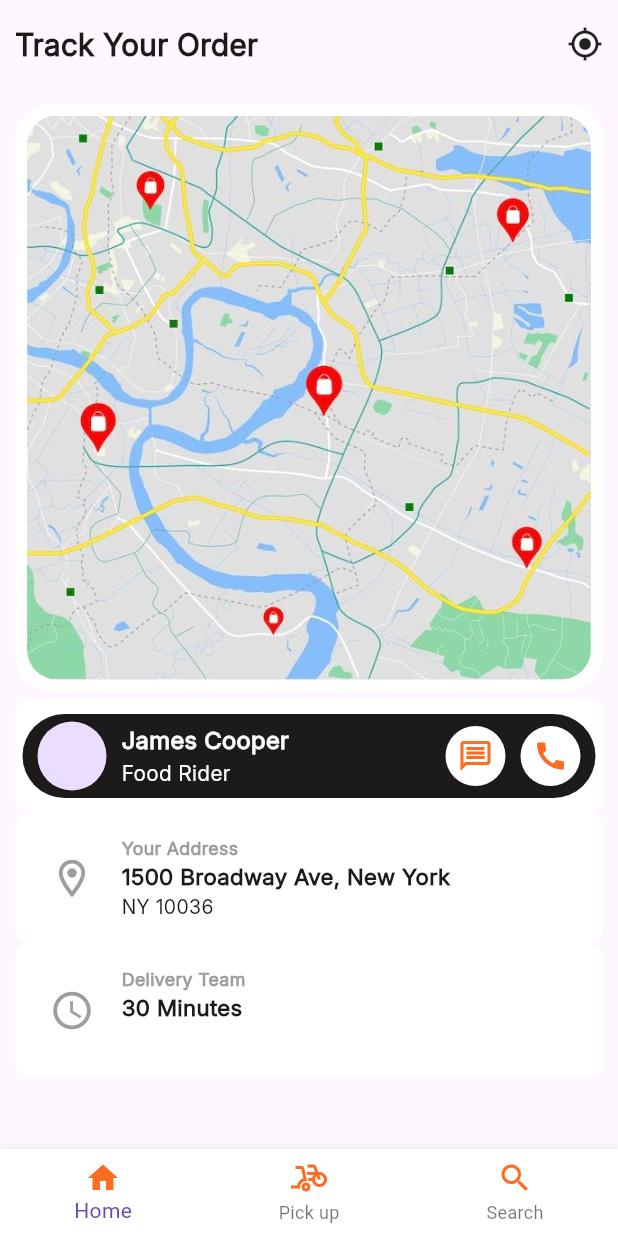
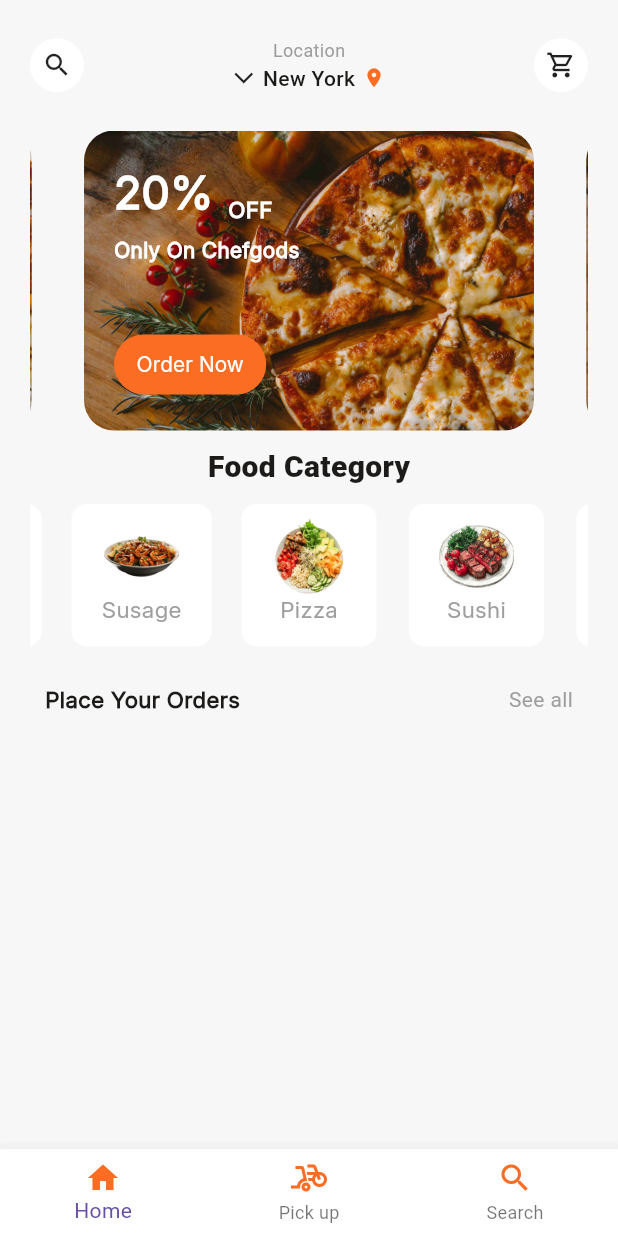
Before and after one commit to Asuraking913/chefgods, a Flutter app: the screen it shows after launch, on a phone screen of 412 x 824 dp. Run offline on Flutter 3.47's test engine with Material 3 defaults, Android fonts, the phone set to English and light mode, and no system bars; drawn by our look-alikes of carousel_slider.

Commit message:
feat: creating order components for placing orders

```diff
--- /dev/null
+++ b/lib/components/CategoryClass.dart
@@ -0,0 +1,13 @@
+class Categoryclass {
+
+	String local_url;
+	String name;
+
+	Categoryclass({
+
+			required this.local_url,
+			required this.name
+
+		});
+
+}
--- /dev/null
+++ b/lib/components/category_template.dart
@@ -0,0 +1,46 @@
+import 'package:chefgods/components/colorClass.dart';
+import 'package:flutter/material.dart';
+import 'dart:math' as math;
+
+class CategoryTemplate extends StatelessWidget {
+
+	String locate_url;
+	String name;
+
+  	CategoryTemplate({
+
+  			required this.locate_url,
+  			required this.name
+
+  		});
+
+  	final colorclass = ColorClass();
+
+  @override
+  Widget build(BuildContext context) {
+    return Container(
+    		padding: EdgeInsets.symmetric(vertical: 10, horizontal: 20),
+    		decoration: BoxDecoration(
+    				color: colorclass.white,
+    				borderRadius: BorderRadius.circular(10)
+    			),
+    		child: Column(
+    				crossAxisAlignment: CrossAxisAlignment.center,
+    				children: <Widget>[
+    					Image.asset('assets/image/${locate_url}',
+    					width: 50,
+    					height: 50,
+    				),
+    					Text(
+    						'$name',
+    						style: TextStyle(
+    								color: colorclass.secondary,
+    								fontFamily: 'inter',
+    								fontSize: 15
+    						)
+    					),
+    				],
+    			),
+    	);
+  }
+}
--- a/lib/components/colorClass.dart
+++ b/lib/components/colorClass.dart
@@ -3,11 +3,11 @@ import 'package:flutter/material.dart';
 
 
 class ColorClass  {
-
-		Color background = Color.fromARGB(225, 255, 255, 255);
+		// rgb(251, 109, 35)
+		Color background = Color.fromARGB(255, 247, 247, 247);
 		Color primary = Color.fromARGB(255, 251, 109, 35);
 		Color secondary = Colors.grey;
 		Color tertiary = Color.fromARGB(255, 28, 27, 25);
-		Color white = Colors.white;
+		Color white = Color.fromARGB(255, 255, 255, 255);
 
 }
--- /dev/null
+++ b/lib/components/food_category.dart
@@ -0,0 +1,42 @@
+import 'package:carousel_slider/carousel_slider.dart';
+import 'package:chefgods/components/CategoryClass.dart';
+import 'package:chefgods/components/category_template.dart';
+import 'package:chefgods/components/colorClass.dart';
+import 'package:flutter/material.dart';
+
+class FoodCategory extends StatelessWidget {
+
+  final colorClass = ColorClass();
+
+  final List<Categoryclass> categories = [
+  			Categoryclass(local_url: 'food1.png', name: 'Pizza'),
+  			Categoryclass(local_url: 'briskette.png', name: 'Sushi'),
+  			Categoryclass(local_url: 'sushi.png', name: 'Thai'),
+  			Categoryclass(local_url: 'thai.png', name: 'Susage'),
+  		  ];
+
+  @override
+  Widget build(BuildContext context) {
+    return Container(
+    		child: Column(
+    					children: <Widget>[
+    						Text('Food Category', style: TextStyle(
+                        	color: colorClass.tertiary,
+                        	fontSize: 20,
+                        	fontWeight: FontWeight.w900,
+                      	),),
+
+    					SizedBox(height: 10,),
+
+    					CarouselSlider(
+    							options: CarouselOptions(
+    									viewportFraction: 0.3,
+    									height: 95,
+    								),
+
+    							items: categories.map((items) => CategoryTemplate(name: items.name, locate_url: items.local_url,)).toList()    						)
+    				],
+    			),
+    	);
+  }
+}
--- /dev/null
+++ b/lib/components/image_card_template.dart
@@ -0,0 +1,75 @@
+import 'package:chefgods/components/colorClass.dart';
+import 'package:flutter/material.dart';
+
+class ImageCard extends StatelessWidget {
+
+	final colorClass = ColorClass();
+
+  @override
+  Widget build(BuildContext context) {
+    return Stack(
+    		children: <Widget>[
+    			ClipRRect(
+    				borderRadius: BorderRadius.circular(20),
+    				child: Image.asset('assets/image/food.jpg')
+    				),
+    			Positioned(
+    					top: 20,
+    					left: 20,
+    					child: Row(
+    						crossAxisAlignment: CrossAxisAlignment.end,
+    					  children: [
+    					    Text(
+    					    		'20%',
+    					    		style:  TextStyle(
+    					    				color: colorClass.white,
+    					    				fontSize: 30,
+    					    				fontWeight: FontWeight.w800,
+    					    				fontFamily: 'inter'
+    					    			),
+    					    	),
+    					    SizedBox(width: 10,),
+    					    Text(
+    					    		'OFF',
+    					    		style:  TextStyle(
+    					    				color: colorClass.white,
+    					    				fontSize: 15,
+    					    				fontWeight: FontWeight.w800,
+    					    				fontFamily: 'inter'
+    					    			),
+    					    	),
+    					  ],
+    					),
+    				),
+
+    			Positioned(
+    					left: 20,
+    					right: 20,
+    					top: 70,
+    					child: Text(
+    					    		'Only On Chefgods',
+    					    		style:  TextStyle(
+    					    				color: colorClass.white,
+    					    				fontSize: 14,
+    					    				fontWeight: FontWeight.w700,
+    					    				fontFamily: 'inter'
+    					    			),
+    					    	),
+    				),
+    			Positioned(
+    					bottom: 20,
+    					left: 20,
+    					child: TextButton(
+    							onPressed: (){},
+    							child:  Text('Order Now', style: TextStyle(fontFamily: 'inter'),),
+    							style: TextButton.styleFrom(
+    									backgroundColor: colorClass.primary,
+    									foregroundColor: colorClass.white,
+    									padding: EdgeInsets.symmetric(vertical: 8, horizontal: 15)
+    								),
+    						),
+    				)
+    		],
+    	);
+  }
+}
--- a/lib/components/pickup_template.dart
+++ b/lib/components/pickup_template.dart
@@ -22,10 +22,6 @@ class Pickuptemplate extends StatelessWidget {
   Widget build(BuildContext context) {
     return Container(
 				padding: EdgeInsets.symmetric(vertical: 10, horizontal: 5),
-				decoration: BoxDecoration(
-				    borderRadius: BorderRadius.circular(10),
-				    color: colorClass.white,
-				  ),
 				child: Container(
 				    padding: EdgeInsets.symmetric(horizontal: 10, vertical: 5),
 				    decoration: BoxDecoration(
--- /dev/null
+++ b/lib/components/place_orders.dart
@@ -0,0 +1,31 @@
+import 'package:chefgods/components/colorClass.dart';
+import 'package:flutter/material.dart';
+
+class PlaceOrders extends StatelessWidget {
+  final colorClass = ColorClass();
+
+  @override
+  Widget build(BuildContext context) {
+    return Container(
+    	padding: EdgeInsets.symmetric(vertical: 15, horizontal: 10),
+    	child:  Column(
+    			children: <Widget>[
+    				Row(
+    					children: <Widget>[
+    						Text('Place Your Orders', style:  TextStyle(
+    								fontSize: 15,
+    								color: colorClass.tertiary,
+    								fontFamily: 'inter',
+    								fontWeight: FontWeight.w800
+    							),),
+    						Spacer(),
+    						Text('See all', style: TextStyle(
+    								color: colorClass.secondary
+    							),),
+    					],
+    				)
+    			],
+    		),
+    	);
+  }
+}
--- a/lib/main.dart
+++ b/lib/main.dart
@@ -1,8 +1,9 @@
-import 'package:chefgods/pages/home.dart';
+import 'package:chefgods/pages/order.dart';
 import 'package:chefgods/pages/step_one.dart';
 import 'package:chefgods/pages/step_two.dart';
 import 'package:flutter/material.dart';
 import 'package:chefgods/pages/loading.dart';
+import 'package:chefgods/pages/home.dart';
 
 void main () => runApp(
 
@@ -11,7 +12,8 @@ void main () => runApp(
         routes: {
 
             '/' : (context) => Loading(),
-            '/home' : (context) => Homepage(),
+            '/order' : (context) => Order(),
+            '/home' : (context) => HomePage(),
             '/step_one' : (context) => StepOne(),
             '/step_two' : (context) => StepTwo()
           }
--- a/lib/pages/home.dart
+++ b/lib/pages/home.dart
@@ -1,10 +1,13 @@
+import 'package:carousel_slider/carousel_slider.dart';
 import 'package:chefgods/components/colorClass.dart';
+import 'package:chefgods/components/food_category.dart';
+import 'package:chefgods/components/image_card_template.dart';
 import 'package:chefgods/components/nav_bar.dart';
-import 'package:chefgods/components/pickUp.dart';
-import 'package:chefgods/components/pickup_template.dart';
+import 'package:chefgods/components/place_orders.dart';
 import 'package:flutter/material.dart';
+import 'dart:math' as math;
 
-class Homepage extends StatelessWidget {
+class HomePage extends StatelessWidget {
 
   final colorClass = ColorClass();
 
@@ -13,62 +16,117 @@ class Homepage extends StatelessWidget {
     return SafeArea(
     		child: Scaffold(
           bottomNavigationBar: BottomNavigation(),
-            body: Padding(
-                padding: EdgeInsets.symmetric(horizontal: 10, vertical: 15),
+    			body: Container(
+    				color: colorClass.background,
+    			  child: Padding(
+    			  	padding: EdgeInsets.fromLTRB(20, 25, 20, 10),
     			  	child: Column(
+                  crossAxisAlignment: CrossAxisAlignment.start,
     			  			children: <Widget>[
     			  				Row(
     			  					children: <Widget>[
-                            Text('Track Your Order',
+    			  						Container(
+    			  							padding: EdgeInsets.all(8),
+    			  							decoration: BoxDecoration(
+    			  									color: colorClass.white,
+    			  									borderRadius: BorderRadius.circular(50)
+    			  							),
+    			  						  child: Icon(
+    			  						  	Icons.search,
+    			  						  	size: 20,
+    			  						  	),
+    			  						),
+    			  						Spacer(),
+    			  						Column(
+    			  							children: <Widget>[
+    			  								Text(
+    			  									'Location',
+    			  									style: TextStyle(
+    			  											color: colorClass.secondary,
+    			  											fontSize: 12
+    			  										),
+    			  									),
+    			  								Row(
+    			  									children: <Widget>[
+    			  										Transform.rotate(
+    			  											angle: math.pi / -2,
+    			  										  	child: Icon(
+    			  										  	Icons.arrow_back_ios_new_outlined,
+    			  										  	size: 15,
+    			  										  ),
+    			  										),
+    			  										SizedBox(width: 5,),
+    			  										Text(
+    			  										'New York',
     			  										style: TextStyle(
     			  												color: colorClass.tertiary,
-                                fontSize: 20,
-                                fontWeight: FontWeight.w800,
-                                fontFamily: 'inter'
-                              ),),
+    			  												fontSize: 14,
+    			  												fontWeight: FontWeight.w500,
+    			  												fontFamily: ''
+    			  											),
+    			  										),
+    			  										SizedBox(width: 5,),
+    			  										Icon(
+    			  										Icons.location_on,
+    			  										size: 15,
+    			  										color: colorClass.primary,
+    			  										    			  										  ),
+    			  									],
+    			  								)
+    			  							],
+    			  							),
+    			  						Spacer(),
+    			  						Container(
+    			  							padding: EdgeInsets.all(8),
+    			  							decoration: BoxDecoration(
+    			  									color: colorClass.white,
+    			  									borderRadius: BorderRadius.circular(50)
+    			  							),
+    			  						  child: Icon(
+    			  						  	Icons.shopping_cart_outlined,
+    			  						  	size: 20,
+    			  						  	),
+    			  						),
 
-                            Spacer(),
+    			  					],
+    			  				),
 
-                            Icon(
-                                Icons.gps_fixed
-                              )
+                    SizedBox(height: 25,),
+
+    			  				CarouselSlider(
+    			  				    options: CarouselOptions(
+    			  				        viewportFraction: 0.9,
+                            autoPlay: true,
+                            height: 200
+    			  				      ),
+
+    			  				    items: [
+    			  				      Padding(
+    			  				        padding: const EdgeInsets.symmetric(horizontal: 5),
+    			  				        child: ImageCard(),
+    			  				      ),
+                          Padding(
+                            padding: const EdgeInsets.symmetric(horizontal: 5),
+                            child: ImageCard(),
+                          ),
+                          Padding(
+                            padding: const EdgeInsets.symmetric(horizontal: 5),
+                            child: ImageCard(),
+                          ),
 
 
     			  				    ],
     			  				  ),
 
-                      SizedBox(height: 20,),
+                    SizedBox(height: 10,),
 
-                      Padding(
-                          padding: EdgeInsets.symmetric(vertical: 5, horizontal: 0),
-                          child: Container(
-                            padding: EdgeInsets.all(8),
-                            decoration: BoxDecoration(
-                              color: colorClass.white,
-                              borderRadius: BorderRadius.circular(25)
-                              ),
-                            child: ClipRRect(
-                            borderRadius: BorderRadius.circular(20),
-                                 child: Image.asset('assets/image/map2.jpeg', fit: BoxFit.cover,)   ,
-                            ),
-                          )
-                      ),
+                    FoodCategory(),
 
-                      Pickup(),
+                    SizedBox(height: 10,),
 
-                      Pickuptemplate(
-                        option: 'Your Address',
-                        value: '1500 Broadway Ave, New York',
-                        third: "NY 10036",
-                        icon: Icons.location_on_outlined,
-                        ),
-                      Pickuptemplate(
-                        option: 'Delivery Team',
-                        value: '30 Minutes',
-                        icon: Icons.access_time_sharp,
-                        )
-
+                    PlaceOrders()
     			  			],
+    			  		), //column
     				  ),
     				),
     			),
--- /dev/null
+++ b/lib/pages/order.dart
@@ -0,0 +1,88 @@
+import 'package:chefgods/components/colorClass.dart';
+import 'package:chefgods/components/nav_bar.dart';
+import 'package:chefgods/components/pickUp.dart';
+import 'package:chefgods/components/pickup_template.dart';
+import 'package:flutter/material.dart';
+
+class Order extends StatelessWidget {
+
+  final colorClass = ColorClass();
+
+  @override
+  Widget build(BuildContext context) {
+    return SafeArea(
+        child: Scaffold(
+          backgroundColor: colorClass.background,
+          bottomNavigationBar: BottomNavigation(),
+            body: Padding(
+                padding: EdgeInsets.symmetric(horizontal: 10, vertical: 15),
+                child: Column(
+                    children: <Widget>[
+                      Row(
+                          children: <Widget>[
+                            Text('Track Your Order',
+                              style: TextStyle(
+                                color: colorClass.tertiary,
+                                fontSize: 20,
+                                fontWeight: FontWeight.w800,
+                                fontFamily: 'inter'
+                              ),),
+
+                            Spacer(),
+
+                            Icon(
+                                Icons.gps_fixed
+                              )
+
+
+                          ],
+                        ),
+
+                      SizedBox(height: 10,),
+
+                      Padding(
+                          padding: EdgeInsets.symmetric(vertical: 5, horizontal: 0),
+                          child: Container(
+                            padding: EdgeInsets.all(8),
+                            decoration: BoxDecoration(
+                              color: colorClass.white,
+                              borderRadius: BorderRadius.circular(25)
+                              ),
+                            child: ClipRRect(
+                            borderRadius: BorderRadius.circular(20),
+                                 child: Image.asset('assets/image/map2.jpeg', fit: BoxFit.cover,)   ,
+                            ),
+                          )
+                      ),
+
+                      Container(
+                          decoration: BoxDecoration(
+                          borderRadius: BorderRadius.circular(10),
+                          color: colorClass.white,
+                        ),
+                        child: Column(
+                          children: [
+                            Pickup(),
+
+                            Pickuptemplate(
+                              option: 'Your Address',
+                              value: '1500 Broadway Ave, New York',
+                              third: "NY 10036",
+                              icon: Icons.location_on_outlined,
+                              ),
+                            Pickuptemplate(
+                              option: 'Delivery Team',
+                              value: '30 Minutes',
+                              icon: Icons.access_time_sharp,
+                              ),
+                          ],
+                        ),
+                      )
+
+                    ],
+                  ),
+              ),
+          ),
+      );
+  }
+}
--- a/pubspec.yaml
+++ b/pubspec.yaml
@@ -35,6 +35,7 @@ dependencies:
   # Use with the CupertinoIcons class for iOS style icons.
   cupertino_icons: ^1.0.8
   google_nav_bar: ^5.0.7
+  carousel_slider: ^5.0.0
 
 dev_dependencies:
   flutter_test:
```
Also changed, not shown: assets/image/briskette.png (added), assets/image/brisktte.jpeg (added), assets/image/food.jpg (added), assets/image/food1.png (added), assets/image/food2.jpeg (added), assets/image/food3.jpeg (added), assets/image/food4.jpeg (added), assets/image/sushi.png (added), assets/image/thai.png (added), pubspec.lock. Lines whose indentation alone changed are shown as unchanged.
